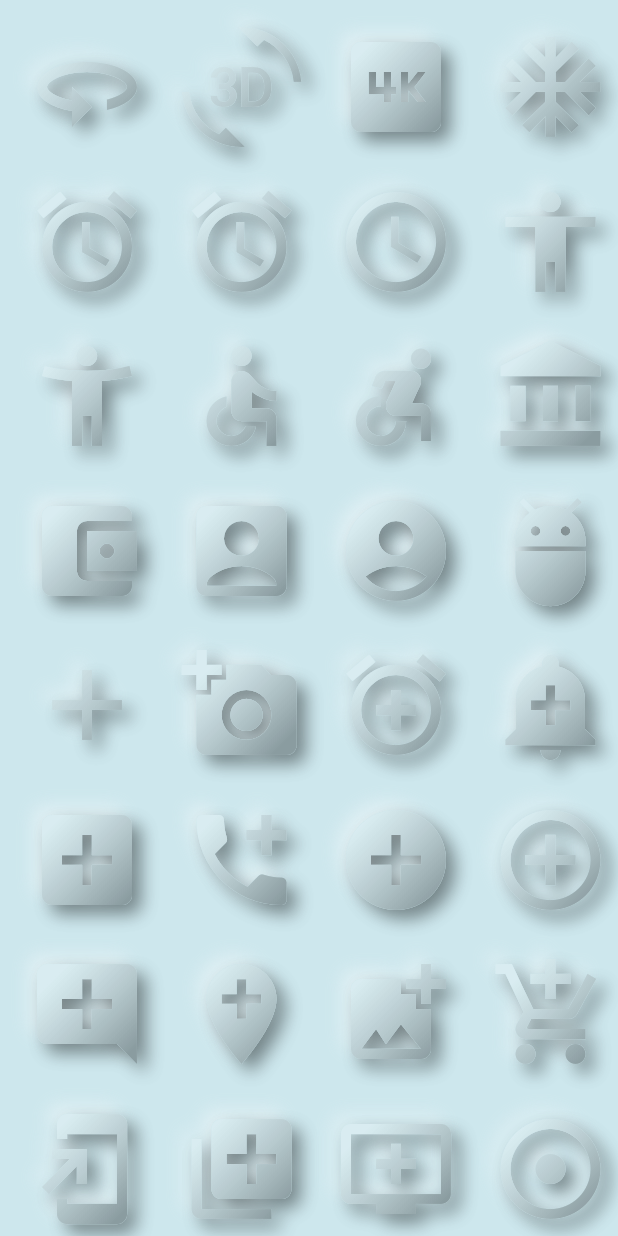
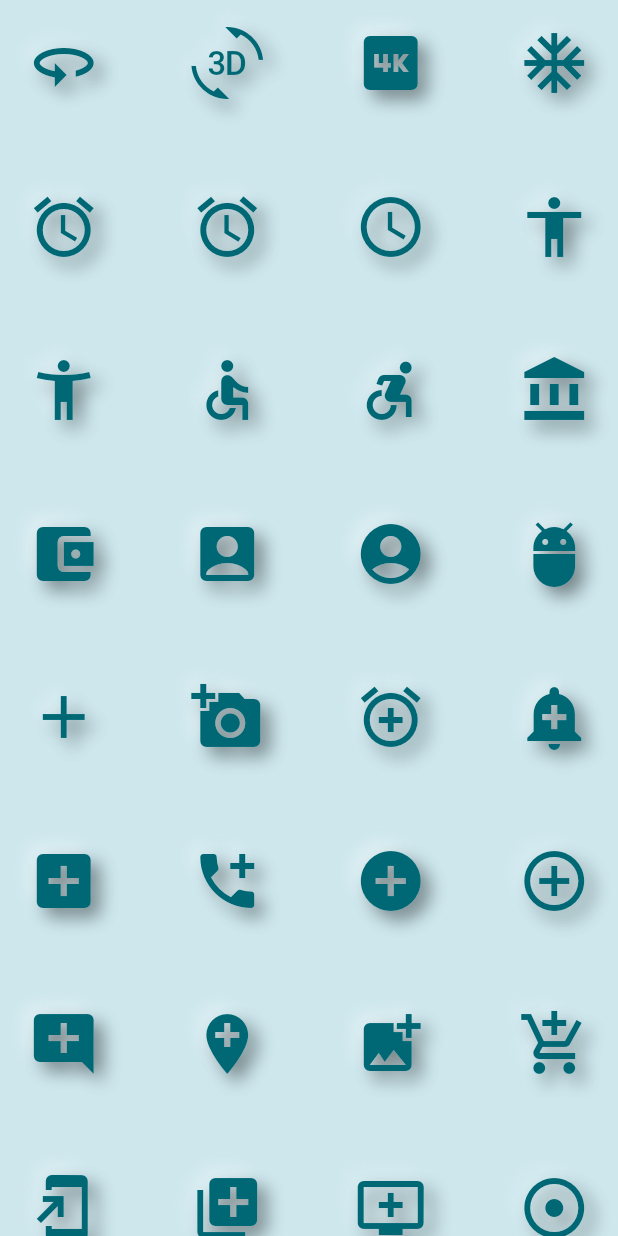
Before and after one commit to gsmlg-dev/material-neumorphic, a Flutter app: the screen it shows after launch, on a phone screen of 412 x 824 dp. Run offline on Flutter 3.47's test engine with Material 2 defaults, Android fonts, the phone set to English and light mode, and no system bars.

Commit message:
temp: Fix.

```diff
--- a/examples/material_neumorphic_icon/lib/main.dart
+++ b/examples/material_neumorphic_icon/lib/main.dart
@@ -12,11 +12,13 @@ class MyApp extends StatelessWidget {
 
   @override
   Widget build(BuildContext context) {
-    final Color seedColor = NeumorphicTheme.defaultSeedColor;
     final colorScheme = ColorScheme.fromSeed(
-        brightness: Brightness.light, seedColor: seedColor);
-    final darkColorScheme =
-        ColorScheme.fromSeed(brightness: Brightness.dark, seedColor: seedColor);
+        brightness: Brightness.light,
+        seedColor: NeumorphicTheme.defaultSeedColor);
+    final darkColorScheme = ColorScheme.fromSeed(
+        brightness: Brightness.dark,
+        seedColor: NeumorphicTheme.defaultSeedColor);
+
     return MaterialApp(
       debugShowCheckedModeBanner: false,
       title: 'Neumorphic Demo',
@@ -53,22 +55,22 @@ class _MyHomePageState extends State<MyHomePage> {
   Widget build(BuildContext context) {
     final theme = Theme.of(context);
     return Scaffold(
-      body: SafeArea(
-        child: NeumorphicBackground(
+      extendBodyBehindAppBar: true,
+      extendBody: true,
+      body: NeumorphicBackground(
+        child: SafeArea(
           child: GridView.builder(
-            gridDelegate:
-                SliverGridDelegateWithFixedCrossAxisCount(crossAxisCount: 4),
+            gridDelegate: const SliverGridDelegateWithFixedCrossAxisCount(
+                crossAxisCount: 4, mainAxisSpacing: 24, crossAxisSpacing: 24),
             itemCount: icons.length,
             itemBuilder: (context, index) {
               return Padding(
                 padding: const EdgeInsets.all(18.0),
                 child: NeumorphicIcon(
                   icons[index],
-                  size: 80,
+                  size: 48,
                   style: NeumorphicStyle(
-                      depth: 6,
-                      shape: NeumorphicShape.convex,
-                      surfaceIntensity: 1.0),
+                      depth: 6, color: theme.colorScheme.primary),
                 ),
               );
             },
```
